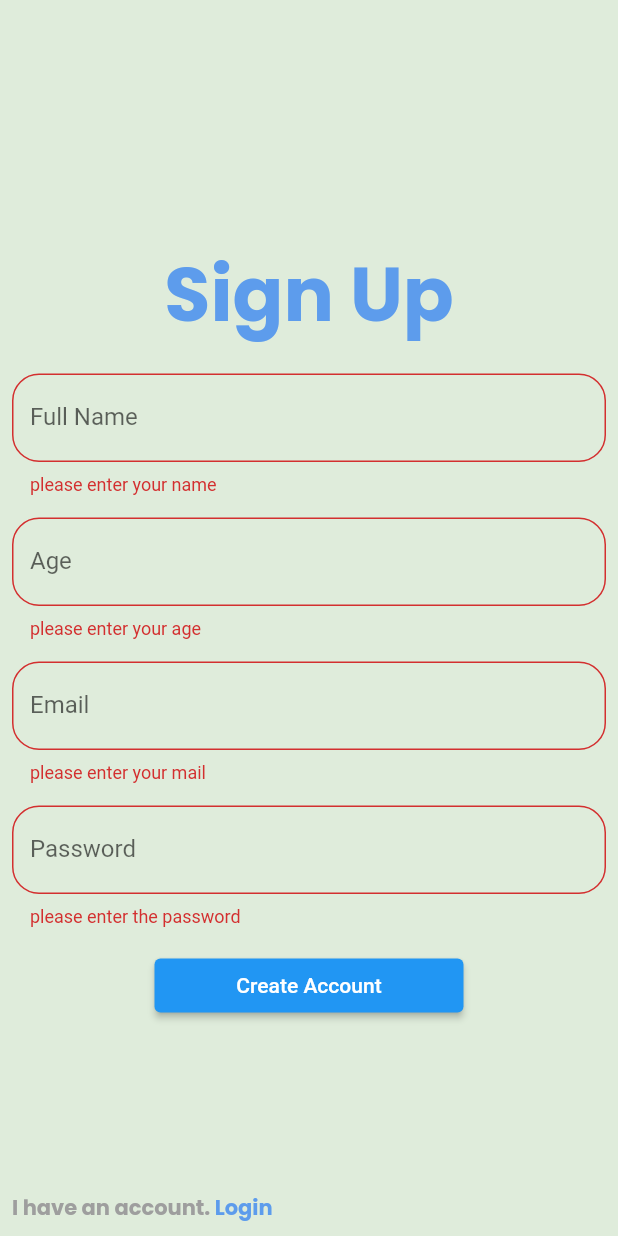
After one commit to mohannadahmed00/Todo-App, a Flutter app: the SignUpLayout screen opened by its route, after a tap on "Create Account", on a phone screen of 412 x 824 dp. The commit adds this screen. Run offline on Flutter 3.47's test engine with Material 2 defaults, Android fonts, the phone set to English and light mode, and no system bars; our stand-ins replace calendar_timeline, cloud_firestore, firebase_core, flutter_slidable, font_awesome_flutter, google_fonts and 1 more; accounts and stored records are empty; generated files the repository leaves out were written again.

Commit message:
sign up screen has been created

```diff
--- a/lib/l10n/app_ar.arb
+++ b/lib/l10n/app_ar.arb
@@ -18,5 +18,25 @@
   "wrong": "هناك خطأ ما",
   "login": "تسجيل الدخول",
   "email": "البريد الإلكتروني",
-  "password": "كلمة السر"
+  "password": "كلمة السر",
+  "sign_up": "إشتراك",
+  "name": "الإسم بالكامل",
+  "age": "العمر",
+  "do_not_have_acc" : "ليس لديك حساب؟",
+  "create_acc" : "إنشاء حساب",
+  "enter_mail" : "من فضلك أدخل البريد الإلكتروني",
+  "enter_valid_mail" : "من فضلك أدخل بريد الإلكتروني صحيح",
+  "enter_age" : "من فضلك أدخل عمرك",
+  "enter_valid_age" : "من فضلك عمر صحيح",
+  "age_greater": "العمر يجب أن يكون أكبر من 18 عاماً",
+  "age_less": "العمر يجب أن يكون أقل من 60 عاماً",
+  "enter_name": "من فضلك أدخل إسمك",
+  "enter_valid_name": "من فضلك أدخل إسم صحيح",
+  "enter_pass" : "من فضلك أدخل كلمة سر",
+  "valid_pass1" : "يجب ان تحتوي كلمة السر على حروف كبيرة",
+  "valid_pass2" : "يجب ان تحتوي كلمة السر على حروف صغيرة",
+  "valid_pass3" : "يجب ان تحتوي كلمة السر على الأقل رقم واحد",
+  "valid_pass4" : "يجب ان تحتوي كلمة السر على الأقل رمز مميز واحد",
+  "valid_pass5" : "يجب ان تتكون كلمة السر من 9 أحرف",
+  "have_acc": "أملك بالفعل حساب. "
 }
--- a/lib/l10n/app_en.arb
+++ b/lib/l10n/app_en.arb
@@ -18,5 +18,25 @@
   "wrong": "Something Went Wrong",
   "login": "Login",
   "email": "Email",
-  "password": "Password"
+  "password": "Password",
+  "sign_up": "Sign Up",
+  "name": "Full Name",
+  "age": "Age",
+  "do_not_have_acc" : "Don't have an account?  ",
+  "create_acc" : "Create Account",
+  "enter_mail" : "please enter your mail",
+  "enter_valid_mail" : "please enter valid mail",
+  "enter_age" : "please enter your age",
+  "enter_valid_age" : "please enter valid age",
+  "age_greater": "age should be greater than 18 years old",
+  "age_less": "age should be less than 60 years old",
+  "enter_name": "please enter your name",
+  "enter_valid_name": "please enter valid name",
+  "enter_pass" : "please enter the password",
+  "valid_pass1" : "should contain at least one upper case",
+  "valid_pass2" : "should contain at least one lower case",
+  "valid_pass3" : "should contain at least one digit",
+  "valid_pass4" : "should contain at least one Special character",
+  "valid_pass5" : "must be at least 8 characters in length",
+  "have_acc": "I have an account. "
 }
--- a/lib/main.dart
+++ b/lib/main.dart
@@ -6,6 +6,7 @@ import 'package:todo_app/screens/edit_layout.dart';
 import 'package:todo_app/screens/home_layout.dart';
 import 'package:todo_app/providers/main_provider.dart';
 import 'package:todo_app/providers/task_provider.dart';
+import 'package:todo_app/screens/sign_up_layout.dart';
 import 'package:todo_app/shared/styles/my_themes.dart';
 import 'package:flutter_localizations/flutter_localizations.dart';
 import 'firebase_options.dart';
@@ -46,6 +47,7 @@ class MyApp extends StatelessWidget {
       themeMode: provider.themeMode,
       initialRoute: LoginLayout.routeName,
       routes: {
+        SignUpLayout.routeName: (context) => SignUpLayout(),
         LoginLayout.routeName: (context) => LoginLayout(),
         HomeLayout.routeName: (context) => const HomeLayout(),
         EditLayout.routeName: (context) => EditLayout(),
--- a/lib/screens/login_layout.dart
+++ b/lib/screens/login_layout.dart
@@ -1,6 +1,7 @@
 import 'package:flutter/material.dart';
 import 'package:provider/provider.dart';
 import 'package:todo_app/providers/login_provider.dart';
+import 'package:todo_app/screens/sign_up_layout.dart';
 import '../shared/styles/app_colors.dart';
 import 'package:flutter_gen/gen_l10n/app_localizations.dart';
 
@@ -39,10 +40,10 @@ class LoginLayout extends StatelessWidget {
                           validator: (value) {
                             final RegExp emailRegExp = RegExp(r"^[a-zA-Z0-9.a-zA-Z0-9!#$%&'*+-/=?^_`{|}~]+@[a-zA-Z0-9]+\.com+");
                             if(value!.isEmpty){
-                              return "please enter your mail";
+                              return AppLocalizations.of(context)!.enter_mail;
                             }
                             if(!emailRegExp.hasMatch(value)){
-                              return "please enter valid mail";
+                              return AppLocalizations.of(context)!.enter_valid_mail;
                             }
                             return null;
                           },
@@ -98,18 +99,23 @@ class LoginLayout extends StatelessWidget {
                   Row(
                     children: [
                       Text(
-                        "Don't have an account? ",
+                        AppLocalizations.of(context)!.do_not_have_acc,
                         style: Theme.of(context)
                             .textTheme
                             .bodyMedium!
                             .copyWith(color: Colors.grey, fontSize: 14),
                       ),
-                      Text(
-                        "Create Account",
-                        style: Theme.of(context)
-                            .textTheme
-                            .bodyMedium!
-                            .copyWith(fontSize: 14),
+                      GestureDetector(
+                        onTap: (){
+                          Navigator.pushNamed(context, SignUpLayout.routeName);
+                        },
+                        child: Text(
+                          AppLocalizations.of(context)!.create_acc,
+                          style: Theme.of(context)
+                              .textTheme
+                              .bodyMedium!
+                              .copyWith(fontSize: 14),
+                        ),
                       ),
                     ],
                   )
--- /dev/null
+++ b/lib/screens/sign_up_layout.dart
@@ -0,0 +1,241 @@
+import 'package:flutter/material.dart';
+import 'package:provider/provider.dart';
+import 'package:todo_app/providers/sign_up_provider.dart';
+import 'package:flutter_gen/gen_l10n/app_localizations.dart';
+import 'package:todo_app/screens/login_layout.dart';
+
+import '../shared/styles/app_colors.dart';
+
+class SignUpLayout extends StatelessWidget {
+  static const String routeName = "SignUpLayout";
+
+  @override
+  Widget build(BuildContext context) {
+    return ChangeNotifierProvider(
+      create: (context) => SignUpProvider(),
+      builder: (context, child) {
+        var signUpProvider = Provider.of<SignUpProvider>(context);
+        return Scaffold(
+          body: Padding(
+            padding: const EdgeInsets.all(8.0),
+            child: Column(
+              children: [
+                Expanded(
+                  child: SingleChildScrollView(
+                    child: SizedBox(
+                      height: MediaQuery.of(context).size.height,
+                      child: Form(
+                        key: signUpProvider.formKey,
+                        child: Column(
+                          mainAxisAlignment: MainAxisAlignment.center,
+                          children: [
+                            Text(
+                              AppLocalizations.of(context)!.sign_up,
+                              style: Theme.of(context)
+                                  .textTheme
+                                  .bodyMedium!
+                                  .copyWith(fontSize: 50),
+                            ),
+                            const SizedBox(
+                              height: 15,
+                            ),
+                            TextFormField(
+                              validator: (value) {
+                                final RegExp nameRegExp =
+                                    RegExp(r'^[a-zA-Z]+$');
+                                if (value!.isEmpty) {
+                                  return AppLocalizations.of(context)!
+                                      .enter_name;
+                                }
+                                if (!nameRegExp.hasMatch(value)) {
+                                  return AppLocalizations.of(context)!
+                                      .enter_valid_name;
+                                }
+                                return null;
+                              },
+                              decoration: InputDecoration(
+                                label: Text(AppLocalizations.of(context)!.name),
+                                border: OutlineInputBorder(
+                                    borderRadius: BorderRadius.circular(18),
+                                    borderSide: const BorderSide(
+                                        color: AppColors.primaryColor)),
+                                enabledBorder: OutlineInputBorder(
+                                    borderRadius: BorderRadius.circular(18),
+                                    borderSide: const BorderSide(
+                                        color: AppColors.primaryColor)),
+                              ),
+                            ),
+                            const SizedBox(
+                              height: 15,
+                            ),
+                            TextFormField(
+                              keyboardType: TextInputType.number,
+                              validator: (value) {
+                                if (value!.isEmpty) {
+                                  return AppLocalizations.of(context)!
+                                      .enter_age;
+                                }
+                                var age = num.tryParse(value);
+                                if (num.tryParse(value) == null) {
+                                  return AppLocalizations.of(context)!
+                                      .enter_valid_age;
+                                }
+                                if (age! <= 18) {
+                                  return AppLocalizations.of(context)!
+                                      .age_greater;
+                                }
+                                if (age >= 60) {
+                                  return AppLocalizations.of(context)!.age_less;
+                                }
+                                return null;
+                              },
+                              decoration: InputDecoration(
+                                label: Text(AppLocalizations.of(context)!.age),
+                                border: OutlineInputBorder(
+                                    borderRadius: BorderRadius.circular(18),
+                                    borderSide: const BorderSide(
+                                        color: AppColors.primaryColor)),
+                                enabledBorder: OutlineInputBorder(
+                                    borderRadius: BorderRadius.circular(18),
+                                    borderSide: const BorderSide(
+                                        color: AppColors.primaryColor)),
+                              ),
+                            ),
+                            const SizedBox(
+                              height: 15,
+                            ),
+                            TextFormField(
+                              validator: (value) {
+                                final RegExp emailRegExp = RegExp(
+                                    r"^[a-zA-Z0-9.a-zA-Z0-9!#$%&'*+-/=?^_`{|}~]+@[a-zA-Z0-9]+\.com+");
+                                if (value!.isEmpty) {
+                                  return AppLocalizations.of(context)!
+                                      .enter_mail;
+                                }
+                                if (!emailRegExp.hasMatch(value)) {
+                                  return AppLocalizations.of(context)!
+                                      .enter_valid_mail;
+                                }
+                                return null;
+                              },
+                              decoration: InputDecoration(
+                                label:
+                                    Text(AppLocalizations.of(context)!.email),
+                                border: OutlineInputBorder(
+                                    borderRadius: BorderRadius.circular(18),
+                                    borderSide: const BorderSide(
+                                        color: AppColors.primaryColor)),
+                                enabledBorder: OutlineInputBorder(
+                                    borderRadius: BorderRadius.circular(18),
+                                    borderSide: const BorderSide(
+                                        color: AppColors.primaryColor)),
+                              ),
+                            ),
+                            const SizedBox(
+                              height: 15,
+                            ),
+                            TextFormField(
+                              obscureText: true,
+                              validator: (value) {
+                                final RegExp passwordRegExp1 =
+                                    RegExp(r"^(?=.*[A-Z])");
+                                final RegExp passwordRegExp2 =
+                                    RegExp(r"^(?=.*[a-z])");
+                                final RegExp passwordRegExp3 =
+                                    RegExp(r"^(?=.*?[0-9])");
+                                final RegExp passwordRegExp4 =
+                                    RegExp(r"^(?=.*?[0-9])");
+                                final RegExp passwordRegExp5 =
+                                    RegExp(r"^.{8,}");
+                                if (value!.isEmpty) {
+                                  return AppLocalizations.of(context)!
+                                      .enter_pass;
+                                }
+                                if (!passwordRegExp1.hasMatch(value)) {
+                                  return AppLocalizations.of(context)!
+                                      .valid_pass1;
+                                }
+                                if (!passwordRegExp2.hasMatch(value)) {
+                                  return AppLocalizations.of(context)!
+                                      .valid_pass2;
+                                }
+                                if (!passwordRegExp3.hasMatch(value)) {
+                                  return AppLocalizations.of(context)!
+                                      .valid_pass3;
+                                }
+                                if (!passwordRegExp4.hasMatch(value)) {
+                                  return AppLocalizations.of(context)!
+                                      .valid_pass4;
+                                }
+                                if (!passwordRegExp5.hasMatch(value)) {
+                                  return AppLocalizations.of(context)!
+                                      .valid_pass5;
+                                }
+                                return null;
+                              },
+                              decoration: InputDecoration(
+                                label: Text(
+                                    AppLocalizations.of(context)!.password),
+                                border: OutlineInputBorder(
+                                    borderRadius: BorderRadius.circular(18),
+                                    borderSide: const BorderSide(
+                                        color: AppColors.primaryColor)),
+                                enabledBorder: OutlineInputBorder(
+                                    borderRadius: BorderRadius.circular(18),
+                                    borderSide: const BorderSide(
+                                        color: AppColors.primaryColor)),
+                              ),
+                            ),
+                            const SizedBox(
+                              height: 15,
+                            ),
+                            SizedBox(
+                                width: MediaQuery.of(context).size.width * .5,
+                                child: ElevatedButton(
+                                    onPressed: () {
+                                      if (signUpProvider.formKey.currentState!
+                                          .validate()) {
+                                        print("valid");
+                                      } else {
+                                        print("invalid");
+                                      }
+                                    },
+                                    child: Text(AppLocalizations.of(context)!
+                                        .create_acc))),
+                          ],
+                        ),
+                      ),
+                    ),
+                  ),
+                ),
+                Row(
+                  children: [
+                    Text(
+                      AppLocalizations.of(context)!.have_acc,
+                      style: Theme.of(context)
+                          .textTheme
+                          .bodyMedium!
+                          .copyWith(color: Colors.grey, fontSize: 14),
+                    ),
+                    GestureDetector(
+                      onTap: (){
+                        Navigator.pushNamed(context, LoginLayout.routeName);
+                      },
+                      child: Text(
+                        AppLocalizations.of(context)!.login,
+                        style: Theme.of(context)
+                            .textTheme
+                            .bodyMedium!
+                            .copyWith(fontSize: 14),
+                      ),
+                    ),
+                  ],
+                ),
+              ],
+            ),
+          ),
+        );
+      },
+    );
+  }
+}
```
